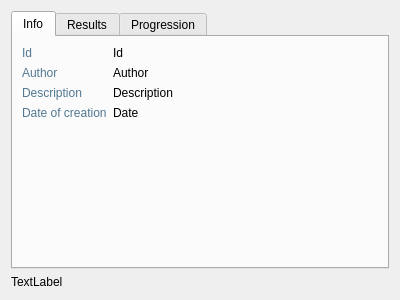
The window that src/genelab/core/ui/widgets/experiments/experimentctrl.ui (GeneCraft/GeneCraft-Project) describes before a commit, drawn with Qt 5.
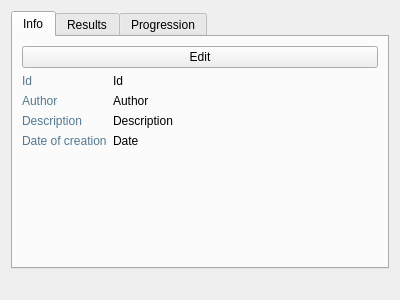
The same window after the commit. The open tabs and pages were chosen to show the change. Icons and pictures are not drawn.

Patch:
```diff
--- a/src/genelab/core/ui/widgets/experiments/experimentctrl.ui
+++ b/src/genelab/core/ui/widgets/experiments/experimentctrl.ui
@@ -28,7 +28,7 @@
        <string>Info</string>
       </attribute>
       <layout class="QGridLayout" name="gridLayout_4">
-       <item row="0" column="0">
+       <item row="1" column="0">
         <widget class="QLabel" name="label_2">
          <property name="styleSheet">
           <string notr="true">color: rgb(81, 119, 145);</string>
@@ -38,14 +38,14 @@
          </property>
         </widget>
        </item>
-       <item row="0" column="1">
+       <item row="1" column="1">
         <widget class="QLabel" name="lblId">
          <property name="text">
           <string>Id</string>
          </property>
         </widget>
        </item>
-       <item row="1" column="0">
+       <item row="2" column="0">
         <widget class="QLabel" name="label_3">
          <property name="styleSheet">
           <string notr="true">color: rgb(81, 119, 145);</string>
@@ -55,14 +55,14 @@
          </property>
         </widget>
        </item>
-       <item row="1" column="1">
+       <item row="2" column="1">
         <widget class="QLabel" name="lblAuthor">
          <property name="text">
           <string>Author</string>
          </property>
         </widget>
        </item>
-       <item row="2" column="0">
+       <item row="3" column="0">
         <widget class="QLabel" name="label_4">
          <property name="styleSheet">
           <string notr="true">color: rgb(81, 119, 145);</string>
@@ -72,14 +72,14 @@
          </property>
         </widget>
        </item>
-       <item row="2" column="1">
+       <item row="3" column="1">
         <widget class="QLabel" name="lblDescription">
          <property name="text">
           <string>Description</string>
          </property>
         </widget>
        </item>
-       <item row="4" column="0">
+       <item row="5" column="0">
         <widget class="QLabel" name="label_5">
          <property name="styleSheet">
           <string notr="true">color: rgb(81, 119, 145);</string>
@@ -89,14 +89,14 @@
          </property>
         </widget>
        </item>
-       <item row="4" column="1">
+       <item row="5" column="1">
         <widget class="QLabel" name="lblDate">
          <property name="text">
           <string>Date</string>
          </property>
         </widget>
        </item>
-       <item row="5" column="1">
+       <item row="6" column="1">
         <spacer name="horizontalSpacer">
          <property name="orientation">
           <enum>Qt::Horizontal</enum>
@@ -109,7 +109,7 @@
          </property>
         </spacer>
        </item>
-       <item row="5" column="0">
+       <item row="6" column="0">
         <spacer name="verticalSpacer">
          <property name="orientation">
           <enum>Qt::Vertical</enum>
@@ -122,6 +122,17 @@
          </property>
         </spacer>
        </item>
+       <item row="0" column="0" colspan="2">
+        <widget class="QPushButton" name="pbEditExperiment">
+         <property name="text">
+          <string>Edit</string>
+         </property>
+         <property name="icon">
+          <iconset resource="../../../ressources/ressources.qrc">
+           <normaloff>:/img/icons/edition</normaloff>:/img/icons/edition</iconset>
+         </property>
+        </widget>
+       </item>
       </layout>
      </widget>
      <widget class="QWidget" name="tabResults">
@@ -195,7 +206,7 @@
    <item row="1" column="0">
     <widget class="QLabel" name="lblDb">
      <property name="text">
-      <string>TextLabel</string>
+      <string/>
      </property>
     </widget>
    </item>
```
Left out of the diff: 63 changed lines with no effect on the pictures.
